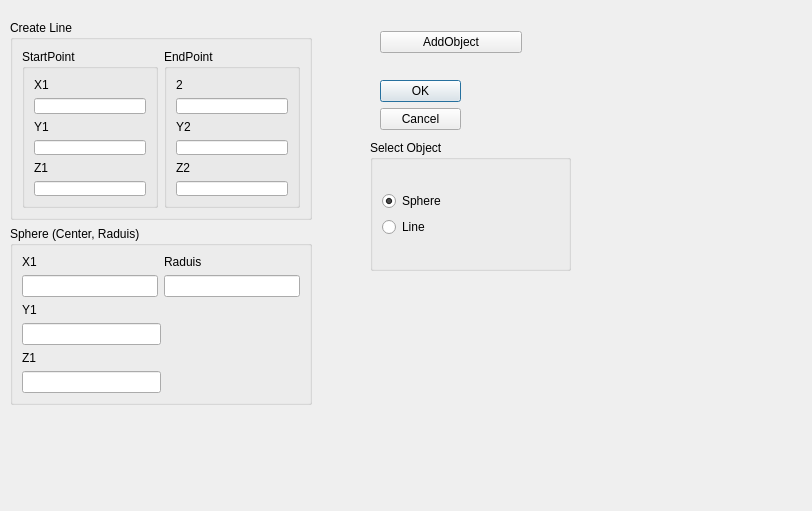
Above: modules/PolygonPrimitives/PolygonPrimitives.ui from 3dct/open_iA before the change. Below: the same form after it.
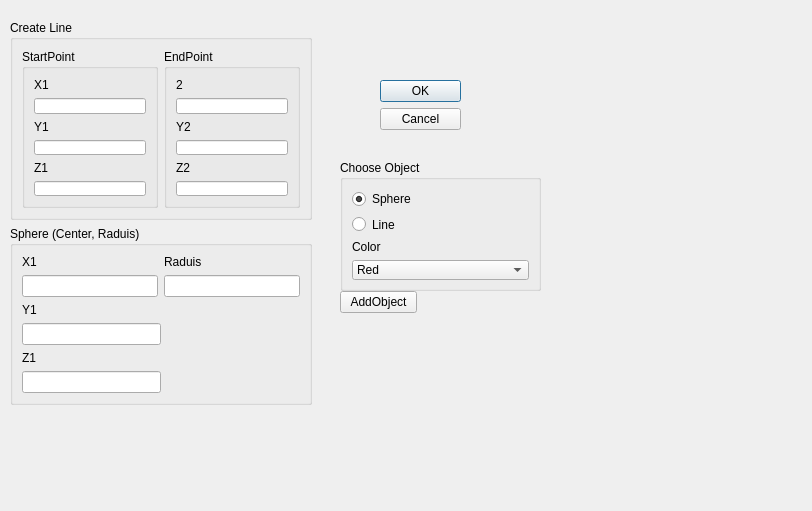
That is the form after the change.

Commit message: default object  + setting color

```diff
--- a/modules/PolygonPrimitives/PolygonPrimitives.ui
+++ b/modules/PolygonPrimitives/PolygonPrimitives.ui
@@ -268,13 +268,13 @@
   <widget class="QWidget" name="layoutWidget">
    <property name="geometry">
     <rect>
-     <x>380</x>
-     <y>20</y>
-     <width>142</width>
-     <height>44</height>
+     <x>340</x>
+     <y>290</y>
+     <width>77</width>
+     <height>25</height>
     </rect>
    </property>
-   <layout class="QHBoxLayout" name="horizontalLayout_7">
+   <layout class="QVBoxLayout" name="verticalLayout_7">
     <item>
      <widget class="QPushButton" name="btn_addObj">
       <property name="text">
@@ -287,14 +287,14 @@
   <widget class="QGroupBox" name="groupBox_5">
    <property name="geometry">
     <rect>
-     <x>370</x>
-     <y>140</y>
+     <x>340</x>
+     <y>160</y>
      <width>201</width>
      <height>131</height>
     </rect>
    </property>
    <property name="title">
-    <string>Select Object</string>
+    <string>Choose Object</string>
    </property>
    <layout class="QVBoxLayout" name="verticalLayout_6">
     <item>
@@ -316,6 +316,32 @@
         </property>
        </widget>
       </item>
+      <item>
+       <widget class="QLabel" name="label_4">
+        <property name="text">
+         <string>Color</string>
+        </property>
+       </widget>
+      </item>
+      <item>
+       <widget class="QComboBox" name="cmbBox_col">
+        <item>
+         <property name="text">
+          <string>Red</string>
+         </property>
+        </item>
+        <item>
+         <property name="text">
+          <string>Green</string>
+         </property>
+        </item>
+        <item>
+         <property name="text">
+          <string>Blue</string>
+         </property>
+        </item>
+       </widget>
+      </item>
      </layout>
     </item>
    </layout>
```
The commit also changes 3 other files.
